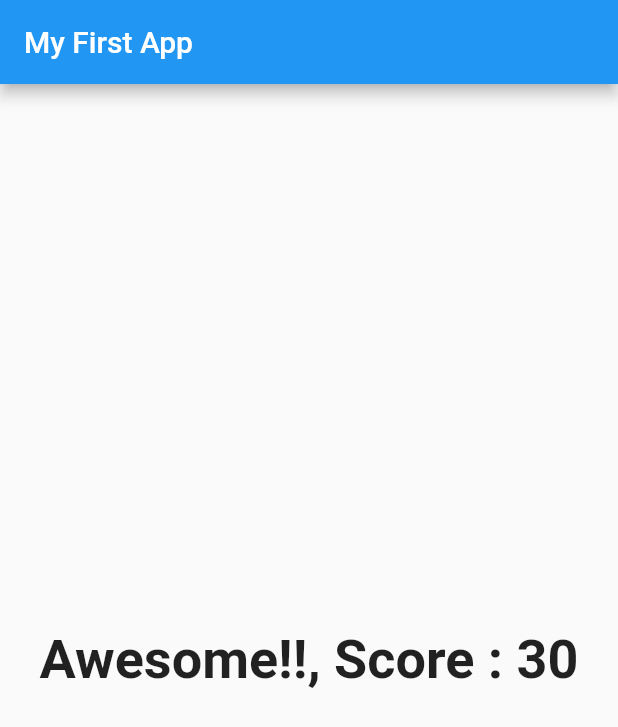
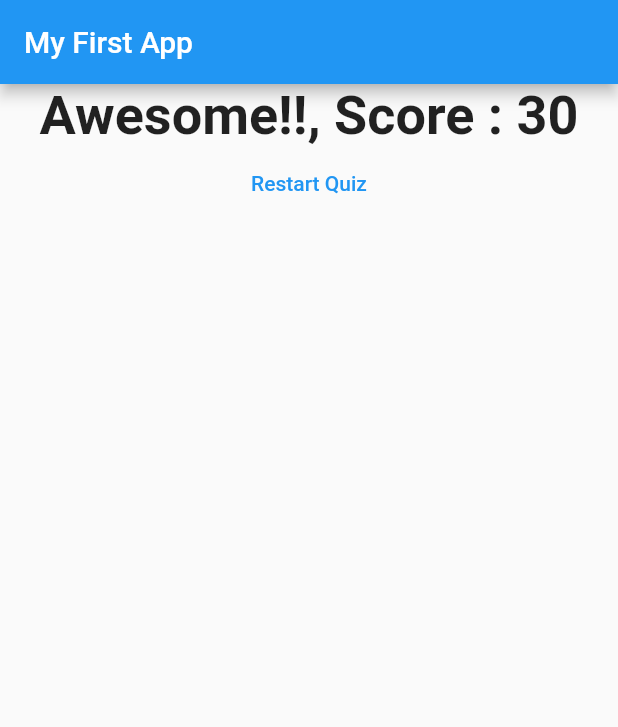
Before and after one commit to ShivamRajSingh/Quiz-App, a Flutter app: the screen it shows after launch, after a tap on "Red", after a tap on "Italian", after a tap on "Elephant", on a phone screen of 412 x 824 dp. Shown: the top 727 px of the screen. Run offline on Flutter 3.47's test engine with Material 2 defaults, Android fonts, the phone set to English and light mode, and no system bars.

Commit message:
Reset Button Added

```diff
--- a/lib/main.dart
+++ b/lib/main.dart
@@ -49,6 +49,12 @@ class _MyAppState extends State<MyApp> {
   var _questionIdx = 0;
   var _totalScore = 0;
 
+  void _resetQuiz() {
+    setState(() {
+      _questionIdx = 0;
+      _totalScore = 0;
+    });
+  }
   void _answerQuestion(int score) {
     _totalScore += score;
 
@@ -71,7 +77,7 @@ class _MyAppState extends State<MyApp> {
                 answerQuestion: _answerQuestion,
                 questions: _questions,
               )
-            : Result(_totalScore),
+            : Result(_totalScore,_resetQuiz),
       ),
     );
   }
--- a/lib/result.dart
+++ b/lib/result.dart
@@ -2,21 +2,22 @@ import 'package:flutter/material.dart';
 
 class Result extends StatelessWidget {
   final int resultScore;
+  final Function resetHandler;
 
-  Result(this.resultScore);
+  Result(this.resultScore, this.resetHandler);
 
-  String get resultPhrase{
+  String get resultPhrase {
     String score = resultScore.toString();
     String resultText;
 
     String finalResult = "Score : " + score;
 
-    if(resultScore >= 25){
+    if (resultScore >= 25) {
       resultText = 'Awesome!!, ' + finalResult;
-    }else if (resultScore >= 15){
-      resultText = 'Great Attempt!, '+ finalResult;
-    }else{
-      resultText = 'Better Luck Next Time!,'+ finalResult;
+    } else if (resultScore >= 15) {
+      resultText = 'Great Attempt!, ' + finalResult;
+    } else {
+      resultText = 'Better Luck Next Time!,' + finalResult;
     }
 
     return resultText;
@@ -25,11 +26,18 @@ class Result extends StatelessWidget {
   @override
   Widget build(BuildContext context) {
     return Center(
-      child: Text(
-        resultPhrase,
-        style: TextStyle(fontSize: 36, fontWeight: FontWeight.bold),
-        textAlign: TextAlign.center,
-      ),
+      child: Column(children: <Widget>[
+        Text(
+          resultPhrase,
+          style: TextStyle(fontSize: 36, fontWeight: FontWeight.bold),
+          textAlign: TextAlign.center,
+        ),
+        FlatButton(
+          onPressed: resetHandler,
+          textColor: Colors.blue,
+          child: Text('Restart Quiz'),
+        )
+      ]),
     );
   }
 }
```
